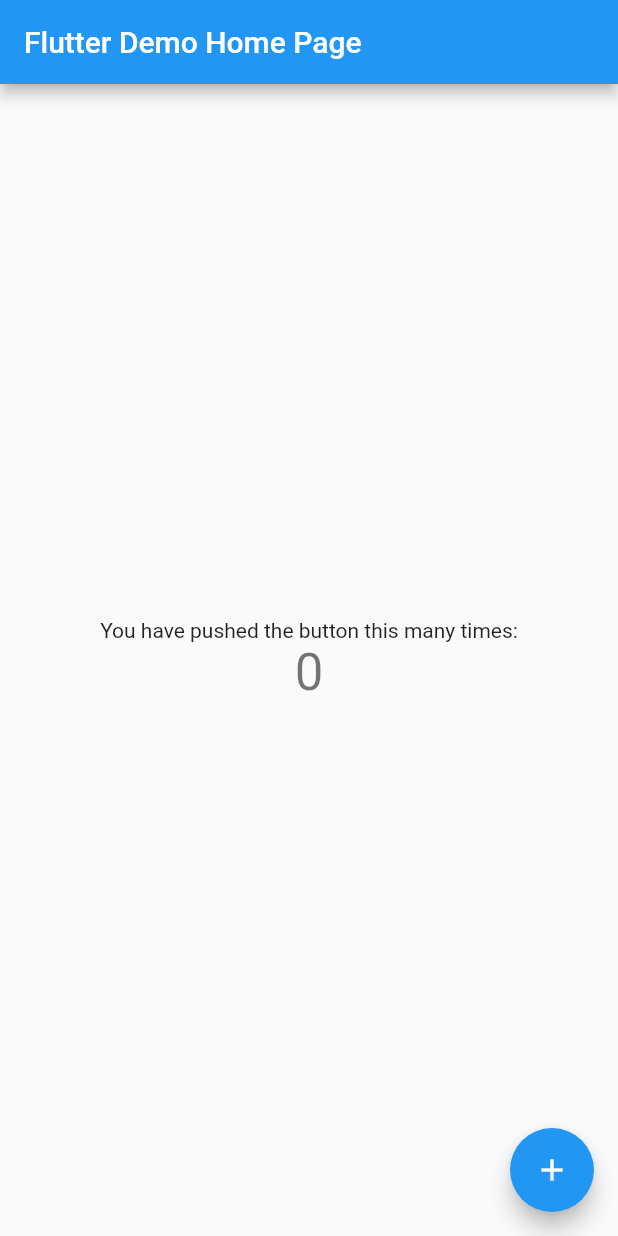
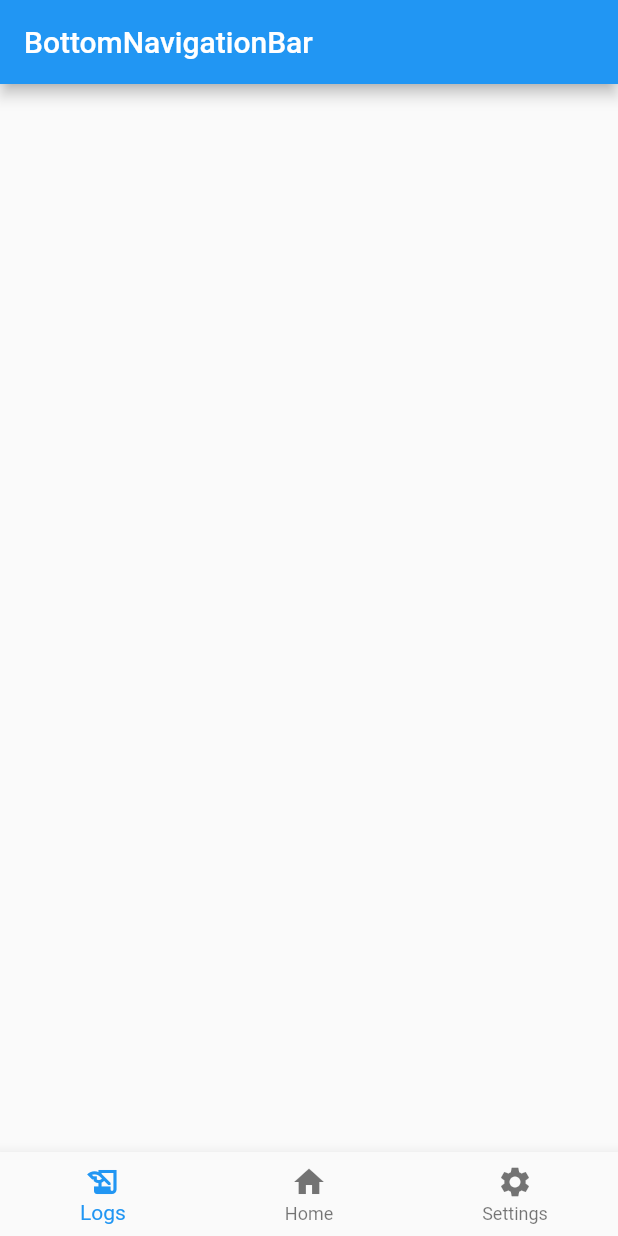
Before and after one commit to JackiZam/well-being-app, a Flutter app: the screen it shows after launch, on a phone screen of 412 x 824 dp. Run offline on Flutter 3.47's test engine with Material 2 defaults, Android fonts, the phone set to English and light mode, and no system bars; missing offline and left inert: dart:html.

Commit message:
Add navigation bar to bottom of app

```diff
--- a/well_being_app/lib/main.dart
+++ b/well_being_app/lib/main.dart
@@ -1,3 +1,9 @@
+// Copyright 2018 The Flutter team. All rights reserved.
+// Use of this source code is governed by a BSD-style license that can be
+// found in the LICENSE file.
+
+import 'dart:html';
+
 import 'package:flutter/material.dart';
 
 void main() {
@@ -7,109 +13,46 @@
 class MyApp extends StatelessWidget {
   const MyApp({super.key});
 
-  // This widget is the root of your application.
   @override
   Widget build(BuildContext context) {
     return MaterialApp(
-      title: 'Flutter Demo',
+      title: '_title',
       theme: ThemeData(
-        // This is the theme of your application.
-        //
-        // Try running your application with "flutter run". You'll see the
-        // application has a blue toolbar. Then, without quitting the app, try
-        // changing the primarySwatch below to Colors.green and then invoke
-        // "hot reload" (press "r" in the console where you ran "flutter run",
-        // or simply save your changes to "hot reload" in a Flutter IDE).
-        // Notice that the counter didn't reset back to zero; the application
-        // is not restarted.
         primarySwatch: Colors.blue,
       ),
-      home: const MyHomePage(title: 'Flutter Demo Home Page'),
+      home: NavBar(),
     );
   }
 }
 
-class MyHomePage extends StatefulWidget {
-  const MyHomePage({super.key, required this.title});
-
-  // This widget is the home page of your application. It is stateful, meaning
-  // that it has a State object (defined below) that contains fields that affect
-  // how it looks.
-
-  // This class is the configuration for the state. It holds the values (in this
-  // case the title) provided by the parent (in this case the App widget) and
-  // used by the build method of the State. Fields in a Widget subclass are
-  // always marked "final".
-
-  final String title;
-
+class NavBar extends StatefulWidget {
+  const NavBar({super.key});
   @override
-  State<MyHomePage> createState() => _MyHomePageState();
+  State<NavBar> createState() => NavBarState();
 }
 
-class _MyHomePageState extends State<MyHomePage> {
-  int _counter = 0;
-
-  void _incrementCounter() {
-    setState(() {
-      // This call to setState tells the Flutter framework that something has
-      // changed in this State, which causes it to rerun the build method below
-      // so that the display can reflect the updated values. If we changed
-      // _counter without calling setState(), then the build method would not be
-      // called again, and so nothing would appear to happen.
-      _counter++;
-    });
-  }
-
+class NavBarState extends State<NavBar> {
   @override
   Widget build(BuildContext context) {
-    // This method is rerun every time setState is called, for instance as done
-    // by the _incrementCounter method above.
-    //
-    // The Flutter framework has been optimized to make rerunning build methods
-    // fast, so that you can just rebuild anything that needs updating rather
-    // than having to individually change instances of widgets.
     return Scaffold(
-      appBar: AppBar(
-        // Here we take the value from the MyHomePage object that was created by
-        // the App.build method, and use it to set our appbar title.
-        title: Text(widget.title),
-      ),
-      body: Center(
-        // Center is a layout widget. It takes a single child and positions it
-        // in the middle of the parent.
-        child: Column(
-          // Column is also a layout widget. It takes a list of children and
-          // arranges them vertically. By default, it sizes itself to fit its
-          // children horizontally, and tries to be as tall as its parent.
-          //
-          // Invoke "debug painting" (press "p" in the console, choose the
-          // "Toggle Debug Paint" action from the Flutter Inspector in Android
-          // Studio, or the "Toggle Debug Paint" command in Visual Studio Code)
-          // to see the wireframe for each widget.
-          //
-          // Column has various properties to control how it sizes itself and
-          // how it positions its children. Here we use mainAxisAlignment to
-          // center the children vertically; the main axis here is the vertical
-          // axis because Columns are vertical (the cross axis would be
-          // horizontal).
-          mainAxisAlignment: MainAxisAlignment.center,
-          children: <Widget>[
-            const Text(
-              'You have pushed the button this many times:',
+        appBar: AppBar(
+          title: const Text('BottomNavigationBar'),
+        ),
+        bottomNavigationBar: BottomNavigationBar(
+          items: const <BottomNavigationBarItem>[
+            BottomNavigationBarItem(
+              icon: Icon(Icons.history_edu),
+              label: 'Logs',
             ),
-            Text(
-              '$_counter',
-              style: Theme.of(context).textTheme.headline4,
+            BottomNavigationBarItem(
+              icon: Icon(Icons.home),
+              label: 'Home',
+            ),
+            BottomNavigationBarItem(
+              icon: Icon(Icons.settings),
+              label: 'Settings',
             ),
           ],
-        ),
-      ),
-      floatingActionButton: FloatingActionButton(
-        onPressed: _incrementCounter,
-        tooltip: 'Increment',
-        child: const Icon(Icons.add),
-      ), // This trailing comma makes auto-formatting nicer for build methods.
-    );
+        ));
   }
 }
```
